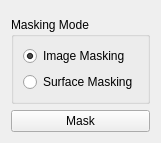
Old version of the form Plugins/org.mitk.gui.qt.multilabelsegmentation/src/internal/SegmentationUtilities/ImageMasking/QmitkImageMaskingWidgetControls.ui in the repository MITK/MITK.
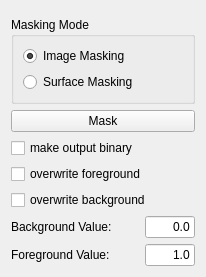
New version of the form. Custom widgets are drawn as their Qt base class.

Commit message: improved image masking

The edit to the form file:
```diff
--- a/Plugins/org.mitk.gui.qt.multilabelsegmentation/src/internal/SegmentationUtilities/ImageMasking/QmitkImageMaskingWidgetControls.ui
+++ b/Plugins/org.mitk.gui.qt.multilabelsegmentation/src/internal/SegmentationUtilities/ImageMasking/QmitkImageMaskingWidgetControls.ui
@@ -6,8 +6,8 @@
    <rect>
     <x>0</x>
     <y>0</y>
-    <width>139</width>
-    <height>143</height>
+    <width>206</width>
+    <height>263</height>
    </rect>
   </property>
   <layout class="QVBoxLayout" name="verticalLayout">
@@ -47,6 +47,119 @@
      </property>
     </widget>
    </item>
+   <item>
+    <widget class="QCheckBox" name="m_chkMakeOutputBinary">
+     <property name="text">
+      <string>make output binary</string>
+     </property>
+    </widget>
+   </item>
+   <item>
+    <widget class="QCheckBox" name="m_chkOverwriteForeground">
+     <property name="text">
+      <string>overwrite foreground</string>
+     </property>
+    </widget>
+   </item>
+   <item>
+    <widget class="QCheckBox" name="m_chkOverwriteBackground">
+     <property name="text">
+      <string>overwrite background</string>
+     </property>
+    </widget>
+   </item>
+   <item>
+    <layout class="QHBoxLayout" name="horizontalLayout_2">
+     <item>
+      <widget class="QLabel" name="label_2">
+       <property name="text">
+        <string>Background Value: </string>
+       </property>
+      </widget>
+     </item>
+     <item>
+      <spacer name="horizontalSpacer_2">
+       <property name="orientation">
+        <enum>Qt::Horizontal</enum>
+       </property>
+       <property name="sizeHint" stdset="0">
+        <size>
+         <width>40</width>
+         <height>20</height>
+        </size>
+       </property>
+      </spacer>
+     </item>
+     <item>
+      <widget class="QLineEdit" name="m_leBackgroundValue">
+       <property name="minimumSize">
+        <size>
+         <width>50</width>
+         <height>0</height>
+        </size>
+       </property>
+       <property name="maximumSize">
+        <size>
+         <width>50</width>
+         <height>16777215</height>
+        </size>
+       </property>
+       <property name="text">
+        <string>0.0</string>
+       </property>
+       <property name="alignment">
+        <set>Qt::AlignRight|Qt::AlignTrailing|Qt::AlignVCenter</set>
+       </property>
+      </widget>
+     </item>
+    </layout>
+   </item>
+   <item>
+    <layout class="QHBoxLayout" name="horizontalLayout">
+     <item>
+      <widget class="QLabel" name="label">
+       <property name="text">
+        <string>Foreground Value: </string>
+       </property>
+      </widget>
+     </item>
+     <item>
+      <spacer name="horizontalSpacer">
+       <property name="orientation">
+        <enum>Qt::Horizontal</enum>
+       </property>
+       <property name="sizeHint" stdset="0">
+        <size>
+         <width>40</width>
+         <height>20</height>
+        </size>
+       </property>
+      </spacer>
+     </item>
+     <item>
+      <widget class="QLineEdit" name="m_leForegroundValue">
+       <property name="minimumSize">
+        <size>
+         <width>50</width>
+         <height>0</height>
+        </size>
+       </property>
+       <property name="maximumSize">
+        <size>
+         <width>50</width>
+         <height>16777215</height>
+        </size>
+       </property>
+       <property name="text">
+        <string>1.0</string>
+       </property>
+       <property name="alignment">
+        <set>Qt::AlignRight|Qt::AlignTrailing|Qt::AlignVCenter</set>
+       </property>
+      </widget>
+     </item>
+    </layout>
+   </item>
    <item>
     <spacer name="verticalSpacer">
      <property name="orientation">
```
The commit also changes 3 other files.
